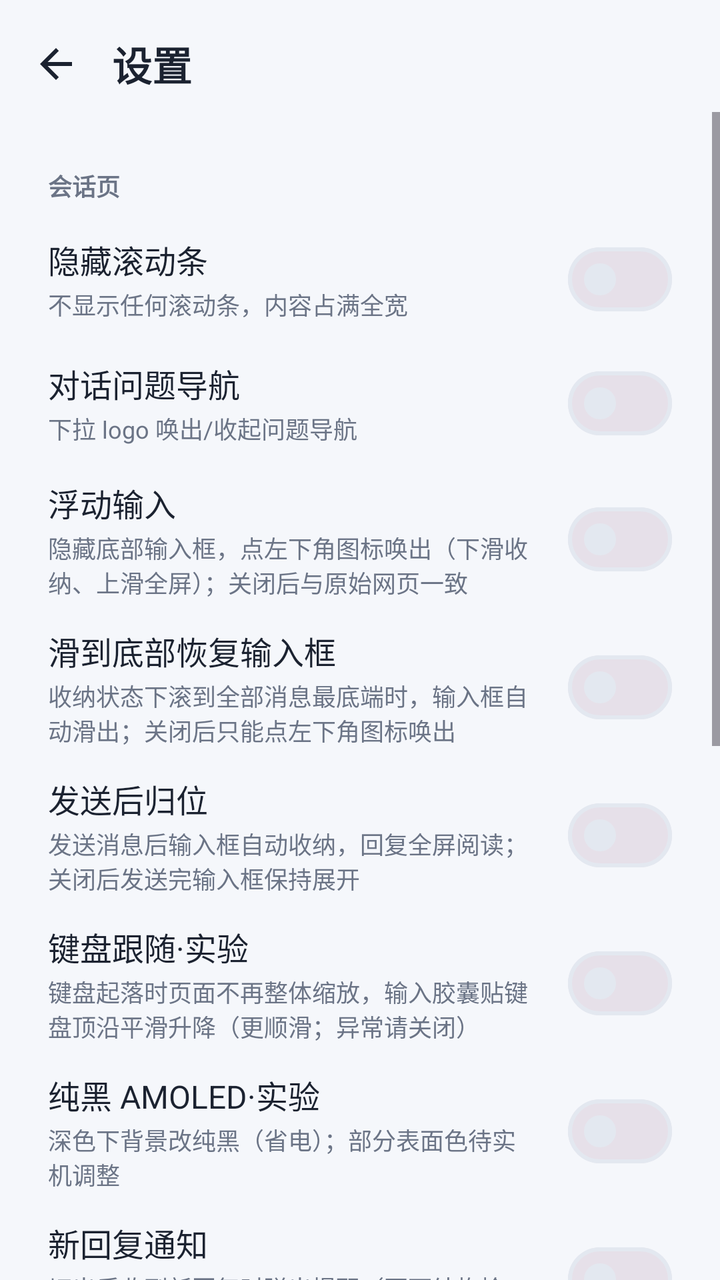
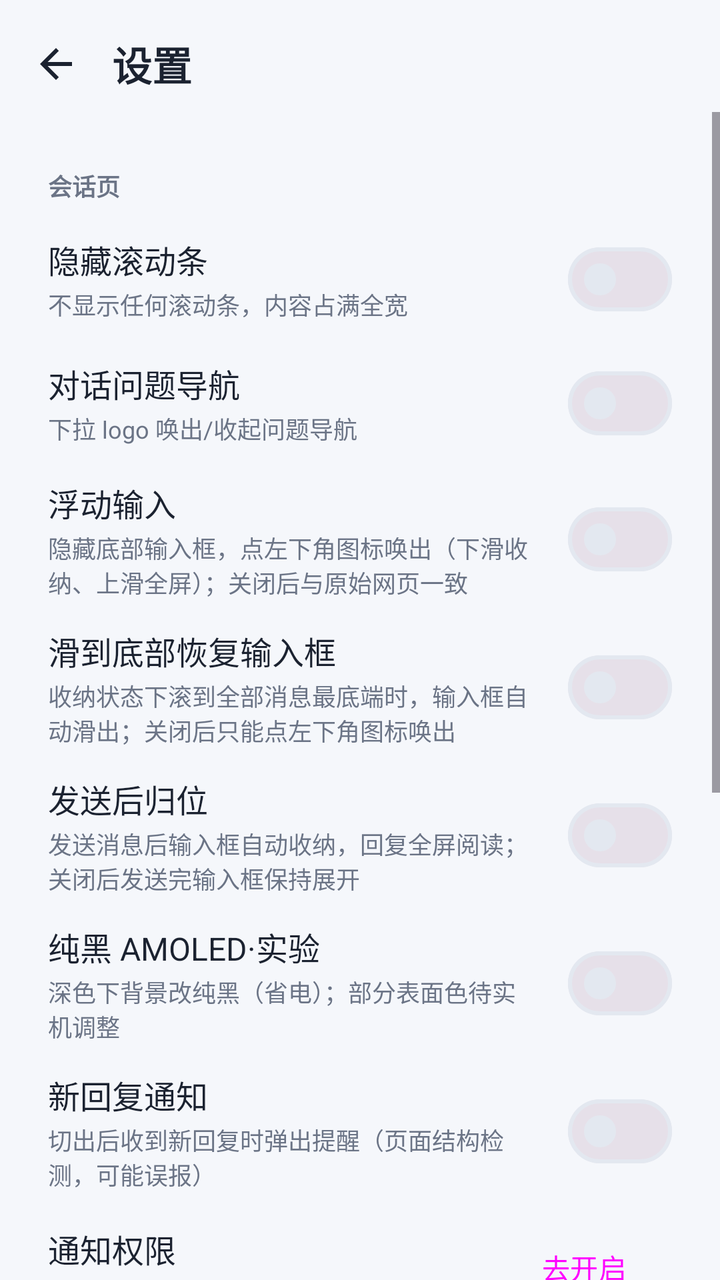

Before-and-after screenshots of an Android layout around one commit, followed by the original layout XML and the change that was made.
<!-- AndroidManifest.xml: application theme Theme.ZCodeRemote -->
<!-- res/layout/activity_settings.xml -->
<?xml version="1.0" encoding="utf-8"?>
<LinearLayout xmlns:android="http://schemas.android.com/apk/res/android"
    xmlns:app="http://schemas.android.com/apk/res-auto"
    android:layout_width="match_parent"
    android:layout_height="match_parent"
    android:fitsSystemWindows="true"
    android:orientation="vertical">

    
    <LinearLayout
        android:layout_width="match_parent"
        android:layout_height="wrap_content"
        android:gravity="center_vertical"
        android:orientation="horizontal"
        android:paddingStart="8dp"
        android:paddingTop="12dp"
        android:paddingEnd="16dp"
        android:paddingBottom="4dp">

        <ImageButton
            android:id="@+id/btnBack"
            android:layout_width="40dp"
            android:layout_height="40dp"
            android:background="?attr/selectableItemBackgroundBorderless"
            android:contentDescription="@string/back_home"
            android:padding="10dp"
            android:src="@drawable/ic_arrow_back"
            app:tint="@color/text_primary" />

        <TextView
            android:layout_width="wrap_content"
            android:layout_height="wrap_content"
            android:layout_marginStart="8dp"
            android:text="@string/settings_title"
            android:textColor="@color/text_primary"
            android:textSize="20sp"
            android:textStyle="bold" />
    </LinearLayout>

    <ScrollView
        android:layout_width="match_parent"
        android:layout_height="0dp"
        android:layout_weight="1">

        <LinearLayout
            android:layout_width="match_parent"
            android:layout_height="wrap_content"
            android:orientation="vertical"
            android:padding="24dp">

            
            <TextView
                style="@style/SettingsGroupLabel"
                android:text="@string/settings_section_page" />

            <LinearLayout style="@style/SettingsRow">
                <LinearLayout style="@style/SettingsRowText">
                    <TextView
                        style="@style/SettingsRowTitle"
                        android:text="@string/settings_hide_scrollbar" />
                    <TextView
                        style="@style/SettingsRowSubtitle"
                        android:text="@string/settings_hide_scrollbar_sub" />
                </LinearLayout>
                <com.google.android.material.materialswitch.MaterialSwitch
                    android:id="@+id/switchScrollbar"
                    android:layout_width="wrap_content"
                    android:layout_height="wrap_content" />
            </LinearLayout>

            <LinearLayout style="@style/SettingsRow">
                <LinearLayout style="@style/SettingsRowText">
                    <TextView
                        style="@style/SettingsRowTitle"
                        android:text="@string/settings_turn_nav" />
                    <TextView
                        style="@style/SettingsRowSubtitle"
                        android:text="@string/settings_turn_nav_sub" />
                </LinearLayout>
                <com.google.android.material.materialswitch.MaterialSwitch
                    android:id="@+id/switchNavigator"
                    android:layout_width="wrap_content"
                    android:layout_height="wrap_content" />
            </LinearLayout>

            <LinearLayout style="@style/SettingsRow">
                <LinearLayout style="@style/SettingsRowText">
                    <TextView
                        style="@style/SettingsRowTitle"
                        android:text="@string/settings_floating_input" />
                    <TextView
                        style="@style/SettingsRowSubtitle"
                        android:text="@string/settings_floating_input_sub" />
                </LinearLayout>
                <com.google.android.material.materialswitch.MaterialSwitch
                    android:id="@+id/switchFloatingInput"
                    android:layout_width="wrap_content"
                    android:layout_height="wrap_content" />
            </LinearLayout>

            <LinearLayout style="@style/SettingsRow">
                <LinearLayout style="@style/SettingsRowText">
                    <TextView
                        style="@style/SettingsRowTitle"
                        android:text="@string/settings_restore_on_bottom" />
                    <TextView
                        style="@style/SettingsRowSubtitle"
                        android:text="@string/settings_restore_on_bottom_sub" />
                </LinearLayout>
                <com.google.android.material.materialswitch.MaterialSwitch
                    android:id="@+id/switchRestoreOnBottom"
                    android:layout_width="wrap_content"
                    android:layout_height="wrap_content" />
            </LinearLayout>

            <LinearLayout style="@style/SettingsRow">
                <LinearLayout style="@style/SettingsRowText">
                    <TextView
                        style="@style/SettingsRowTitle"
                        android:text="@string/settings_send_minimize" />
                    <TextView
                        style="@style/SettingsRowSubtitle"
                        android:text="@string/settings_send_minimize_sub" />
                </LinearLayout>
                <com.google.android.material.materialswitch.MaterialSwitch
                    android:id="@+id/switchSendMinimize"
                    android:layout_width="wrap_content"
                    android:layout_height="wrap_content" />
            </LinearLayout>

            <LinearLayout style="@style/SettingsRow">
                <LinearLayout style="@style/SettingsRowText">
                    <TextView
                        style="@style/SettingsRowTitle"
                        android:text="@string/settings_kb_follow_exp" />
                    <TextView
                        style="@style/SettingsRowSubtitle"
                        android:text="@string/settings_kb_follow_exp_sub" />
                </LinearLayout>
                <com.google.android.material.materialswitch.MaterialSwitch
                    android:id="@+id/switchKbFollowExp"
                    android:layout_width="wrap_content"
                    android:layout_height="wrap_content" />
            </LinearLayout>

            <LinearLayout style="@style/SettingsRow">
                <LinearLayout style="@style/SettingsRowText">
                    <TextView
                        style="@style/SettingsRowTitle"
                        android:text="@string/settings_amoled_black" />
                    <TextView
                        style="@style/SettingsRowSubtitle"
                        android:text="@string/settings_amoled_black_sub" />
                </LinearLayout>
                <com.google.android.material.materialswitch.MaterialSwitch
                    android:id="@+id/switchAmoledBlack"
                    android:layout_width="wrap_content"
                    android:layout_height="wrap_content" />
            </LinearLayout>

            <LinearLayout style="@style/SettingsRow">
                <LinearLayout style="@style/SettingsRowText">
                    <TextView
                        style="@style/SettingsRowTitle"
                        android:text="@string/settings_notify_reply" />
                    <TextView
                        style="@style/SettingsRowSubtitle"
                        android:text="@string/settings_notify_reply_sub" />
                </LinearLayout>
                <com.google.android.material.materialswitch.MaterialSwitch
                    android:id="@+id/switchNotifyReply"
                    android:layout_width="wrap_content"
                    android:layout_height="wrap_content" />
            </LinearLayout>

            
            <LinearLayout
                android:id="@+id/notifyStatusRow"
                style="@style/SettingsRow">
                <LinearLayout style="@style/SettingsRowText">
                    <TextView
                        style="@style/SettingsRowTitle"
                        android:text="@string/settings_notify_status" />
                    <TextView
                        android:id="@+id/notifyStatusText"
                        style="@style/SettingsRowSubtitle" />
                </LinearLayout>
                <Button
                    android:id="@+id/btnNotifyStatus"
                    style="@style/Widget.Material3.Button.TextButton"
                    android:layout_width="wrap_content"
                    android:layout_height="wrap_content"
                    android:text="@string/notify_denied_action" />
            </LinearLayout>

            <View style="@style/SettingsDivider" />

            
            <TextView
                style="@style/SettingsGroupLabel"
                android:text="@string/settings_section_alive" />

            <LinearLayout style="@style/SettingsRow">
                <LinearLayout style="@style/SettingsRowText">
                    <TextView
                        style="@style/SettingsRowTitle"
                        android:text="@string/settings_keep_alive" />
                    <TextView
                        style="@style/SettingsRowSubtitle"
                        android:text="@string/settings_keep_alive_sub" />
                </LinearLayout>
                <com.google.android.material.materialswitch.MaterialSwitch
                    android:id="@+id/switchKeepAlive"
                    android:layout_width="wrap_content"
                    android:layout_height="wrap_content" />
            </LinearLayout>

            <RadioGroup
                android:id="@+id/radioDuration"
                android:layout_width="match_parent"
                android:layout_height="wrap_content"
                android:layout_marginStart="8dp"
                android:orientation="horizontal">

                <com.google.android.material.radiobutton.MaterialRadioButton
                    android:id="@+id/radio5"
                    android:layout_width="wrap_content"
                    android:layout_height="wrap_content"
                    android:text="@string/duration_5"
                    android:textColor="@color/text_primary" />

                <com.google.android.material.radiobutton.MaterialRadioButton
                    android:id="@+id/radio10"
                    android:layout_width="wrap_content"
                    android:layout_height="wrap_content"
                    android:layout_marginStart="16dp"
                    android:text="@string/duration_10"
                    android:textColor="@color/text_primary" />

                <com.google.android.material.radiobutton.MaterialRadioButton
                    android:id="@+id/radio30"
                    android:layout_width="wrap_content"
                    android:layout_height="wrap_content"
                    android:layout_marginStart="16dp"
                    android:text="@string/duration_30"
                    android:textColor="@color/text_primary" />
            </RadioGroup>

            <View style="@style/SettingsDivider" />

            
            <TextView
                style="@style/SettingsGroupLabel"
                android:text="@string/settings_section_display" />

            <LinearLayout style="@style/SettingsRow">
                <LinearLayout style="@style/SettingsRowText">
                    <TextView
                        style="@style/SettingsRowTitle"
                        android:text="@string/settings_zoom" />
                    <TextView
                        style="@style/SettingsRowSubtitle"
                        android:text="@string/settings_zoom_sub" />
                </LinearLayout>
            </LinearLayout>

            <LinearLayout
                android:layout_width="match_parent"
                android:layout_height="wrap_content"
                android:gravity="center_vertical"
                android:orientation="horizontal">

                <com.google.android.material.slider.Slider
                    android:id="@+id/sliderZoom"
                    android:layout_width="0dp"
                    android:layout_height="wrap_content"
                    android:layout_weight="1"
                    android:stepSize="5"
                    android:valueFrom="80"
                    android:valueTo="150" />

                <TextView
                    android:id="@+id/zoomValue"
                    android:layout_width="52dp"
                    android:layout_height="wrap_content"
                    android:gravity="end"
                    android:textColor="@color/text_primary"
                    android:textSize="14sp"
                    android:textStyle="bold" />
            </LinearLayout>

            <TextView
                android:layout_width="match_parent"
                android:layout_height="wrap_content"
                android:layout_marginTop="28dp"
                android:gravity="center"
                android:text="@string/settings_note"
                android:textColor="@color/text_secondary"
                android:textSize="11sp" />
        </LinearLayout>
    </ScrollView>
</LinearLayout>
<!-- resources referenced by this layout -->
<resources>
  <color name="text_primary">#1B2230</color>
  <color name="text_secondary">#6B7486</color>
  <string name="back_home">返回入口页</string>
  <string name="duration_10">10 分钟</string>
  <string name="duration_30">30 分钟</string>
  <string name="duration_5">5 分钟</string>
  <string name="notify_denied_action">去开启</string>
  <string name="settings_amoled_black">纯黑 AMOLED·实验</string>
  <string name="settings_amoled_black_sub">深色下背景改纯黑（省电）；部分表面色待实机调整</string>
  <string name="settings_floating_input">浮动输入</string>
  <string name="settings_floating_input_sub">隐藏底部输入框，点左下角图标唤出（下滑收纳、上滑全屏）；关闭后与原始网页一致</string>
  <string name="settings_hide_scrollbar">隐藏滚动条</string>
  <string name="settings_hide_scrollbar_sub">不显示任何滚动条，内容占满全宽</string>
  <string name="settings_kb_follow_exp">键盘跟随·实验</string>
  <string name="settings_kb_follow_exp_sub">键盘起落时页面不再整体缩放，输入胶囊贴键盘顶沿平滑升降（更顺滑；异常请关闭）</string>
  <string name="settings_keep_alive">切出后保持连接</string>
  <string name="settings_keep_alive_sub">保活期间进程不被回收，回来不用重连</string>
  <string name="settings_note">除"界面缩放"外，其余开关在返回会话时即时生效</string>
  <string name="settings_notify_reply">新回复通知</string>
  <string name="settings_notify_reply_sub">切出后收到新回复时弹出提醒（页面结构检测，可能误报）</string>
  <string name="settings_notify_status">通知权限</string>
  <string name="settings_restore_on_bottom">滑到底部恢复输入框</string>
  <string name="settings_restore_on_bottom_sub">收纳状态下滚到全部消息最底端时，输入框自动滑出；关闭后只能点左下角图标唤出</string>
  <string name="settings_section_alive">后台保活</string>
  <string name="settings_section_display">显示</string>
  <string name="settings_section_page">会话页</string>
  <string name="settings_send_minimize">发送后归位</string>
  <string name="settings_send_minimize_sub">发送消息后输入框自动收纳，回复全屏阅读；关闭后发送完输入框保持展开</string>
  <string name="settings_title">设置</string>
  <string name="settings_turn_nav">对话问题导航</string>
  <string name="settings_turn_nav_sub">下拉 logo 唤出/收起问题导航</string>
  <string name="settings_zoom">界面缩放</string>
  <string name="settings_zoom_sub">会话页整体放大缩小（重新进入会话生效）</string>
  <style name="SettingsDivider">
          <item name="android:layout_width">match_parent</item>
          <item name="android:layout_height">1dp</item>
          <item name="android:layout_marginTop">20dp</item>
          <item name="android:layout_marginBottom">16dp</item>
          <item name="android:background">@color/stroke</item>
      </style>
  <style name="SettingsRow">
          <item name="android:layout_width">match_parent</item>
          <item name="android:layout_height">wrap_content</item>
          <item name="android:layout_marginTop">14dp</item>
          <item name="android:gravity">center_vertical</item>
          <item name="android:orientation">horizontal</item>
      </style>
  <style name="SettingsRowSubtitle">
          <item name="android:layout_width">match_parent</item>
          <item name="android:layout_height">wrap_content</item>
          <item name="android:layout_marginTop">2dp</item>
          <item name="android:textColor">@color/text_secondary</item>
          <item name="android:textSize">12sp</item>
      </style>
  <style name="SettingsRowText">
          <item name="android:layout_width">0dp</item>
          <item name="android:layout_height">wrap_content</item>
          <item name="android:layout_weight">1</item>
          <item name="android:layout_marginEnd">16dp</item>
          <item name="android:orientation">vertical</item>
      </style>
  <style name="SettingsRowTitle">
          <item name="android:layout_width">match_parent</item>
          <item name="android:layout_height">wrap_content</item>
          <item name="android:textColor">@color/text_primary</item>
          <item name="android:textSize">16sp</item>
      </style>
  <color name="stroke">#E3E8F0</color>
  <color name="accent">#2E6BE6</color>
  <color name="on_accent">#FFFFFF</color>
  <color name="surface">#FFFFFF</color>
  <color name="background">#F5F7FB</color>
</resources>

<!-- the commit's change to res/layout/activity_settings.xml (unified diff, before → after) -->
@@ -132,21 +132,6 @@
                 <LinearLayout style="@style/SettingsRowText">
                     <TextView
                         style="@style/SettingsRowTitle"
-                        android:text="@string/settings_kb_follow_exp" />
-                    <TextView
-                        style="@style/SettingsRowSubtitle"
-                        android:text="@string/settings_kb_follow_exp_sub" />
-                </LinearLayout>
-                <com.google.android.material.materialswitch.MaterialSwitch
-                    android:id="@+id/switchKbFollowExp"
-                    android:layout_width="wrap_content"
-                    android:layout_height="wrap_content" />
-            </LinearLayout>
-
-            <LinearLayout style="@style/SettingsRow">
-                <LinearLayout style="@style/SettingsRowText">
-                    <TextView
-                        style="@style/SettingsRowTitle"
                         android:text="@string/settings_amoled_black" />
                     <TextView
                         style="@style/SettingsRowSubtitle"
<!-- resource entries referenced after the edit -->
@@ -13,8 +13,6 @@
   <string name="settings_floating_input_sub">隐藏底部输入框，点左下角图标唤出（下滑收纳、上滑全屏）；关闭后与原始网页一致</string>
   <string name="settings_hide_scrollbar">隐藏滚动条</string>
   <string name="settings_hide_scrollbar_sub">不显示任何滚动条，内容占满全宽</string>
-  <string name="settings_kb_follow_exp">键盘跟随·实验</string>
-  <string name="settings_kb_follow_exp_sub">键盘起落时页面不再整体缩放，输入胶囊贴键盘顶沿平滑升降（更顺滑；异常请关闭）</string>
   <string name="settings_keep_alive">切出后保持连接</string>
   <string name="settings_keep_alive_sub">保活期间进程不被回收，回来不用重连</string>
   <string name="settings_note">除"界面缩放"外，其余开关在返回会话时即时生效</string>
